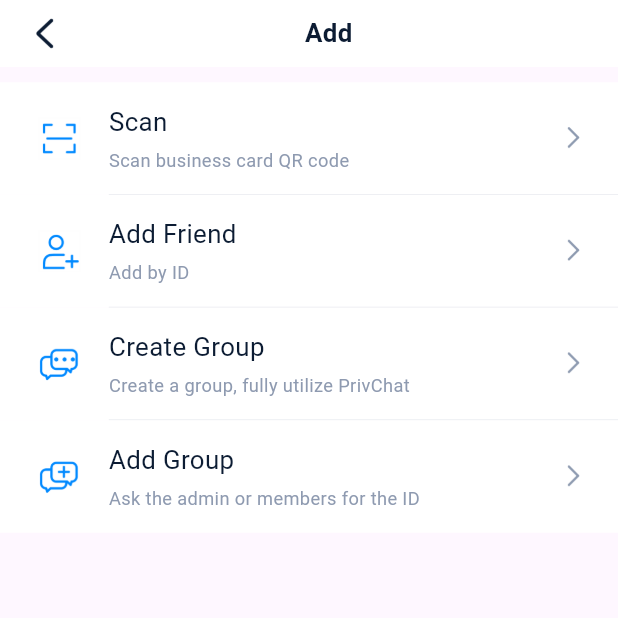
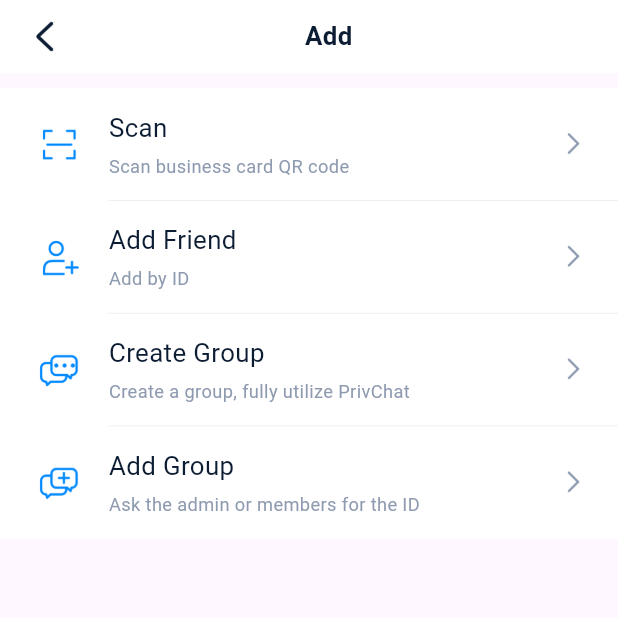
Before and after one commit to zoujiaqing/privchat-flutter, a Flutter app: the AddContactsMethodPage screen opened by its route, on a phone screen of 412 x 824 dp, the top half of it. Run offline on Flutter 3.47's test engine with Material 3 defaults, Android fonts, the phone set to English and light mode, and no system bars; our stand-ins replace animate_do, azlistview, chewie, country_picker, device_info_plus, dio and 38 more; missing offline and left inert: android_path_provider, app_installer, common_utils, dart_date, extended_text_field, flutter_app_badger and 19 more; accounts and stored records are empty; network calls fail; statements that could not run were skipped.

Commit message:
Fix TitleBar.back() height value.

```diff
--- a/privchat_common/lib/src/widgets/title_bar.dart
+++ b/privchat_common/lib/src/widgets/title_bar.dart
@@ -206,7 +206,7 @@ class TitleBar extends StatelessWidget implements PreferredSizeWidget {
     this.right,
     this.showUnderline = false,
     Function()? onTap,
-  })  : height = 44.h,
+  })  : height = 48.h,
         backgroundColor = backgroundColor ?? Styles.c_FFFFFF,
         center = Expanded(
             child: (title ?? '').toText
```
